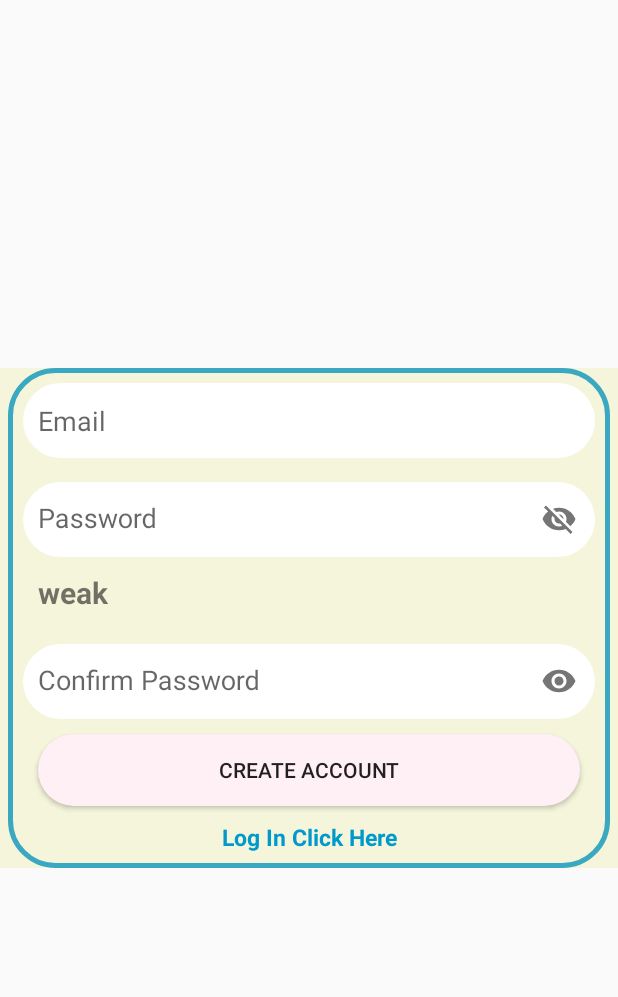
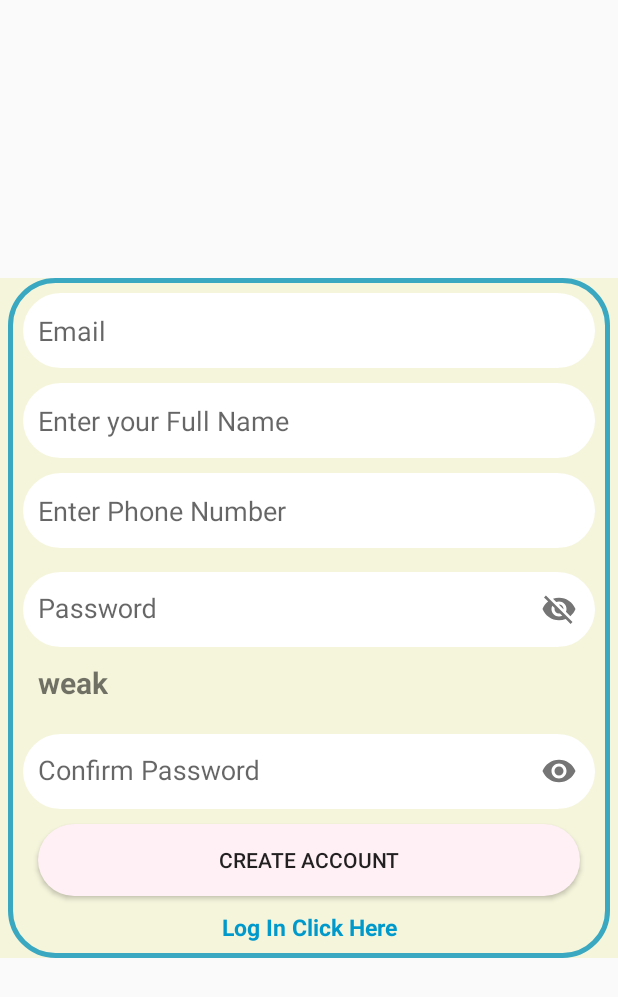
Before and after one commit to Randere1/Social_posting, an Android app: the register screen opened directly, with no data from a screen before it, after a tap on "CREATE ACCOUNT", on a phone screen of 412 x 824 dp. Shown: the top 997 px of the screen. Run offline under Robolectric (Android 15) with nearby library versions, the phone set to English and light mode, and no system bars; our stand-ins replace Firebase (no records; nobody signed in at launch, a user with empty details on screens opened directly); 1 other tap on this screen came first.

Commit message:
Register changed

```diff
--- a/app/src/main/java/com/example/mynangosia/confirm_details.java
+++ b/app/src/main/java/com/example/mynangosia/confirm_details.java
@@ -386,6 +386,9 @@ public class confirm_details extends AppCompatActivity implements AuthListener,
                                 orders.child(cartCodeKey).child("description").setValue(description);
 
                                 cart.removeValue();
+
+                                Intent b = new Intent(confirm_details.this , MainActivity.class);
+                                startActivity(b);
                             }
                         }
 
--- a/app/src/main/java/com/example/mynangosia/login.java
+++ b/app/src/main/java/com/example/mynangosia/login.java
@@ -105,7 +105,6 @@ public class login extends AppCompatActivity {
                                 isEmailVerified();
                                 //  SendUserToMainActivity();
 
-                                Toast.makeText(login.this, "login succsful",Toast.LENGTH_SHORT).show();
                                 progress.dismiss();
                             }
                             else{
--- a/app/src/main/java/com/example/mynangosia/register.java
+++ b/app/src/main/java/com/example/mynangosia/register.java
@@ -20,6 +20,10 @@ import com.google.android.gms.tasks.Task;
 import com.google.firebase.auth.AuthResult;
 import com.google.firebase.auth.FirebaseAuth;
 import com.google.firebase.auth.FirebaseUser;
+import com.google.firebase.database.DatabaseReference;
+import com.google.firebase.database.FirebaseDatabase;
+
+import java.util.HashMap;
 
 public class register extends AppCompatActivity {
 
@@ -28,6 +32,9 @@ public class register extends AppCompatActivity {
     private TextView textView;
     private FirebaseAuth mAuth;
     private ProgressDialog progress;
+    private EditText usrname, names;
+    private DatabaseReference users;
+    String currentUserId,s;
 
     @Override
     protected void onCreate(Bundle savedInstanceState) {
@@ -35,9 +42,12 @@ public class register extends AppCompatActivity {
         setContentView(R.layout.activity_register);
 
         mAuth = FirebaseAuth.getInstance();
+        users = FirebaseDatabase.getInstance().getReference().child("users");
 
         email = (EditText) findViewById(R.id.register_email);
         pas = (EditText) findViewById(R.id.register_password);
+        usrname = (EditText) findViewById(R.id.set_username);
+        names = (EditText) findViewById(R.id.set_fullname);
         textView = findViewById(R.id.textView);
         wad = (EditText) findViewById(R.id.register_confirm);
         create = (Button) findViewById(R.id.register_account);
@@ -77,6 +87,14 @@ public class register extends AppCompatActivity {
             Toast.makeText(this, "password is too weak", Toast.LENGTH_SHORT).show();
             pas.setText("");
             wad.setText("");
+        }
+        String Usernam = usrname.getText().toString();
+        String Names = names.getText().toString();
+
+        if (TextUtils.isEmpty(Usernam)) {
+            Toast.makeText(register.this, "please write your phone number", Toast.LENGTH_SHORT).show();
+        }if (TextUtils.isEmpty(Names)) {
+            Toast.makeText(register.this, "please write your full identification names", Toast.LENGTH_SHORT).show();
         }else
         {
             CreateANewAccount();
@@ -147,13 +165,26 @@ public class register extends AppCompatActivity {
         FirebaseUser user = mAuth.getCurrentUser();
         if (user != null)
         {
+
             user.sendEmailVerification().addOnCompleteListener(new OnCompleteListener<Void>() {
                 @Override
                 public void onComplete(@NonNull Task<Void> task) {
                     if (task.isSuccessful()){
-                        SendUserToMainActivity();
-                        Toast.makeText(register.this, "profile has been set sucessfuly please check your email to verify your account", Toast.LENGTH_SHORT).show();
-                        mAuth.signOut();
+
+                        FirebaseUser user = mAuth.getCurrentUser();
+                        String Usernam = usrname.getText().toString();
+                        String Names = names.getText().toString();
+
+                        HashMap userMap = new HashMap();
+                        userMap.put("username", Usernam);
+                        userMap.put("FullName", Names);
+                        userMap.put("Admin", "user");
+                        userMap.put("uid", user.getUid());
+                        users.child(user.getUid()).updateChildren(userMap);
+
+
+                        SendUserLogInActivity();
+
 
                     }
                     else {
@@ -166,10 +197,17 @@ public class register extends AppCompatActivity {
         }
     }
 
+    private void SendUserLogInActivity() {
+
+        Toast.makeText(register.this, "profile has been set sucessfuly please check your email to verify your account", Toast.LENGTH_SHORT).show();
+        mAuth.signOut();
+        Intent setIntent =new Intent(register.this,login.class);
+        startActivity(setIntent);
+    }
+
 
     private void SendUserToSetupActivity() {
-        Intent setIntent =new Intent(register.this,login.class);
-        startActivity(setIntent);
+        FirebaseUser user = mAuth.getCurrentUser();
         finish();
     }
 }
--- a/app/src/main/res/layout/activity_main.xml
+++ b/app/src/main/res/layout/activity_main.xml
@@ -39,7 +39,6 @@
                     android:layout_width="wrap_content"
                     android:layout_height="wrap_content"
                     android:layout_marginEnd="5dp"
-                    android:layout_gravity="center"
                     android:layout_marginBottom="10dp"
                     android:textColor="@android:color/black" />
 
--- a/app/src/main/res/layout/activity_my_cart.xml
+++ b/app/src/main/res/layout/activity_my_cart.xml
@@ -34,18 +34,17 @@
                 android:textSize="20sp"/>
 
             <TextView
-                android:layout_marginStart="5dp"
                 android:layout_width="wrap_content"
                 android:layout_height="wrap_content"
+                android:layout_marginStart="5dp"
                 android:text="Ksh: "
                 android:textColor="@color/Black"
-                android:textSize="20sp"/>
+                android:textSize="20sp" />
 
             <TextView
                 android:id="@+id/total_product_amount"
                 android:layout_width="wrap_content"
                 android:layout_height="wrap_content"
-                android:text="@string/quantity_null"
                 android:textColor="@color/Black"
                 android:textSize="20sp"/>
 
--- a/app/src/main/res/layout/activity_register.xml
+++ b/app/src/main/res/layout/activity_register.xml
@@ -33,6 +33,48 @@
                 android:padding="10dp"
                 android:background="@drawable/inputs"
                 android:inputType="textEmailAddress" />
+
+
+
+            <LinearLayout
+                android:layout_width="match_parent"
+                android:layout_height="wrap_content"
+                android:layout_gravity="center"
+                android:orientation="vertical">
+
+                <EditText
+                    android:id="@+id/set_fullname"
+                    android:layout_width="match_parent"
+                    android:layout_height="50dp"
+                    android:ems="10"
+                    android:hint="@string/enter_your_full_name"
+                    android:layout_marginTop="10dp"
+                    android:padding="10dp"
+                    android:clickable="true"
+                    android:layout_marginEnd="10dp"
+                    android:layout_marginStart="10dp"
+                    android:background="@drawable/inputs"
+                    android:inputType="textMultiLine"
+                    android:focusable="true" />
+
+                <EditText
+                    android:id="@+id/set_username"
+                    android:layout_width="match_parent"
+                    android:layout_height="50dp"
+                    android:ems="10"
+                    android:hint="@string/enter_phone_number"
+                    android:layout_marginTop="10dp"
+                    android:clickable="true"
+                    android:padding="10dp"
+                    android:layout_marginEnd="10dp"
+                    android:layout_marginStart="10dp"
+                    android:background="@drawable/inputs"
+                    android:inputType="textMultiLine"
+                    android:focusable="true" />
+
+
+
+            </LinearLayout>
 
             <com.google.android.material.textfield.TextInputLayout
                 android:layout_width="match_parent"
```
Also changed, not shown: app/src/main/AndroidManifest.xml (+4 -4 lines), app/src/main/java/com/example/mynangosia/MainActivity.java (+12 -12 lines), app/src/main/java/com/example/mynangosia/myCart.java (+33 -6 lines), app/src/main/java/com/example/mynangosia/set.java (+8 -1 lines).
